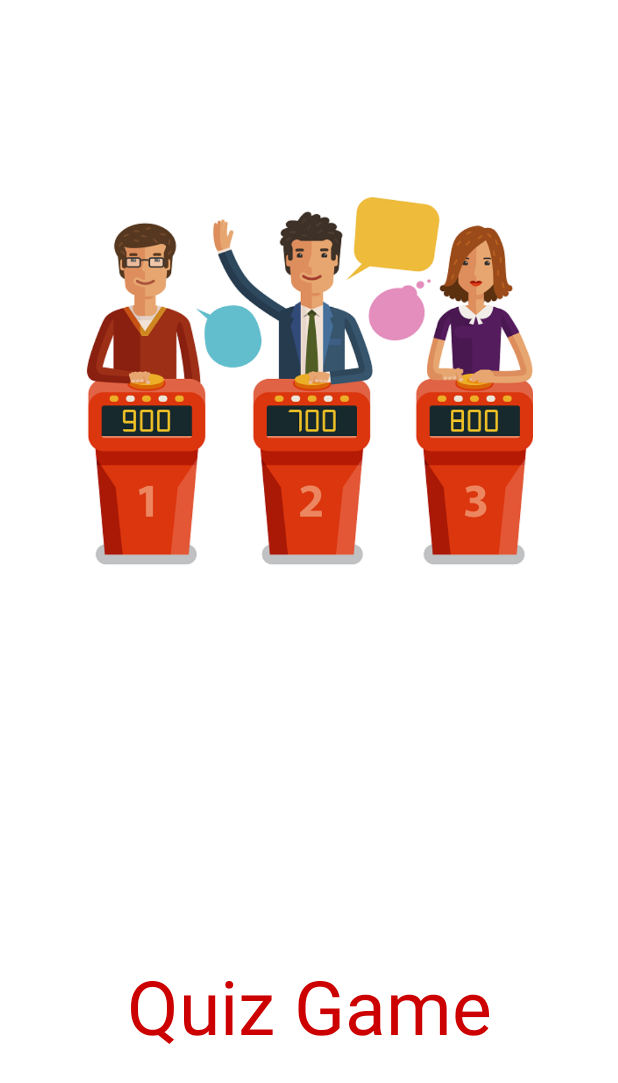
After one commit to Morshed-GitHub/Quiz-Game, an Android app: the layout activity_welcome.xml on its own in the app's theme, with its tools: preview values and no code run, on a phone screen of 412 x 824 dp. The commit adds this screen. Shown: the top 1083 px of the screen. Run offline under Robolectric (Android 15) with nearby library versions, the phone set to English and light mode, and no system bars.

Commit message:
Splash Screen Completed

```diff
--- a/app/build.gradle
+++ b/app/build.gradle
@@ -23,6 +23,11 @@ android {
             proguardFiles getDefaultProguardFile('proguard-android-optimize.txt'), 'proguard-rules.pro'
         }
     }
+
+    buildFeatures {
+        viewBinding true
+    }
+
     compileOptions {
         sourceCompatibility JavaVersion.VERSION_1_8
         targetCompatibility JavaVersion.VERSION_1_8
--- /dev/null
+++ b/app/src/main/res/anim/splash_anim.xml
@@ -0,0 +1,6 @@
+<?xml version="1.0" encoding="utf-8"?>
+<alpha xmlns:android="http://schemas.android.com/apk/res/android"
+    android:fromAlpha="0.0"
+    android:toAlpha="1.0"
+    android:duration = "3000">
+</alpha>
--- /dev/null
+++ b/app/src/main/res/layout/activity_welcome.xml
@@ -0,0 +1,32 @@
+<?xml version="1.0" encoding="utf-8"?>
+<androidx.constraintlayout.widget.ConstraintLayout xmlns:android="http://schemas.android.com/apk/res/android"
+    xmlns:app="http://schemas.android.com/apk/res-auto"
+    xmlns:tools="http://schemas.android.com/tools"
+    android:layout_width="match_parent"
+    android:layout_height="match_parent"
+    tools:context=".WelcomeActivity">
+
+    <ImageView
+        android:id="@+id/imageView2"
+        android:layout_width="300dp"
+        android:layout_height="300dp"
+        android:layout_marginTop="100dp"
+        android:scaleType="centerCrop"
+        app:layout_constraintEnd_toEndOf="parent"
+        app:layout_constraintHorizontal_bias="0.495"
+        app:layout_constraintStart_toStartOf="parent"
+        app:layout_constraintTop_toTopOf="parent"
+        app:srcCompat="@drawable/splash_image" />
+
+    <TextView
+        android:id="@+id/tvSplash"
+        android:layout_width="wrap_content"
+        android:layout_height="wrap_content"
+        android:layout_marginBottom="120dp"
+        android:text="Quiz Game"
+        android:textColor="@android:color/holo_red_dark"
+        android:textSize="50sp"
+        app:layout_constraintBottom_toBottomOf="parent"
+        app:layout_constraintEnd_toEndOf="parent"
+        app:layout_constraintStart_toStartOf="parent" />
+</androidx.constraintlayout.widget.ConstraintLayout>
--- a/app/src/main/res/values/colors.xml
+++ b/app/src/main/res/values/colors.xml
@@ -7,4 +7,5 @@
     <color name="teal_700">#FF018786</color>
     <color name="black">#FF000000</color>
     <color name="white">#FFFFFFFF</color>
+    <color name="orange">#FF5722</color>
 </resources>
--- a/app/src/main/res/values/themes.xml
+++ b/app/src/main/res/values/themes.xml
@@ -13,4 +13,18 @@
         <item name="android:statusBarColor">?attr/colorPrimaryVariant</item>
         <!-- Customize your theme here. -->
     </style>
+
+    <style name="SplashTheme" parent="Theme.MaterialComponents.DayNight.NoActionBar">
+        <!-- Primary brand color. -->
+        <item name="colorPrimary">@color/orange</item>
+        <item name="colorPrimaryVariant">@color/orange</item>
+        <item name="colorOnPrimary">@color/white</item>
+        <!-- Secondary brand color. -->
+        <item name="colorSecondary">@color/teal_200</item>
+        <item name="colorSecondaryVariant">@color/teal_700</item>
+        <item name="colorOnSecondary">@color/black</item>
+        <!-- Status bar color. -->
+        <item name="android:statusBarColor">?attr/colorPrimaryVariant</item>
+        <!-- Customize your theme here. -->
+    </style>
 </resources>
```
Also changed, not shown: app/src/main/AndroidManifest.xml (+7 -2 lines), app/src/main/java/com/learning/quizgameproject/MainActivity.kt (+9 -1 lines), app/src/main/java/com/learning/quizgameproject/WelcomeActivity.kt (+25 -1 lines), app/src/main/res/drawable/splash_image.png (added).
